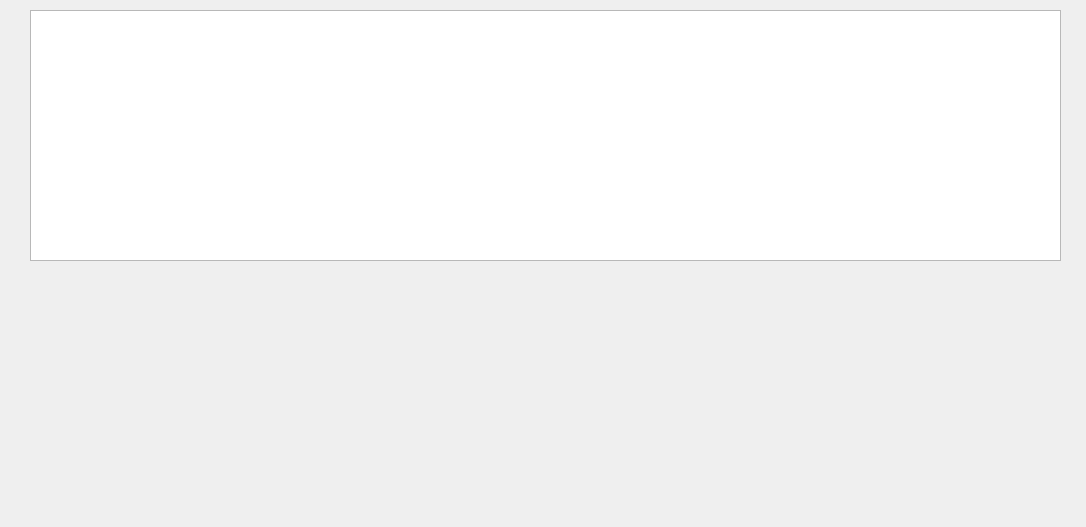
Qt form adminoptions.ui (nokk3n-dev/CS1D-Project-2-Baseball) before a commit.
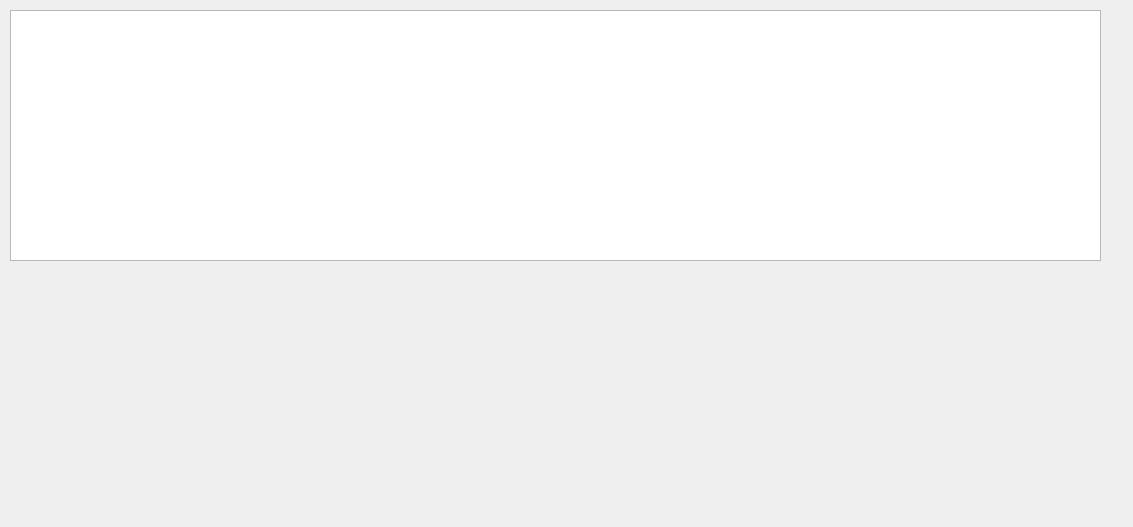
The same form after that commit.

The edit to the form file:
```diff
--- a/adminoptions.ui
+++ b/adminoptions.ui
@@ -6,7 +6,7 @@
    <rect>
     <x>0</x>
     <y>0</y>
-    <width>1086</width>
+    <width>1133</width>
     <height>527</height>
    </rect>
   </property>
@@ -16,9 +16,9 @@
   <widget class="QTableWidget" name="stadiumDisplayWidget">
    <property name="geometry">
     <rect>
-     <x>30</x>
+     <x>10</x>
      <y>10</y>
-     <width>1031</width>
+     <width>1091</width>
      <height>251</height>
     </rect>
    </property>
```
